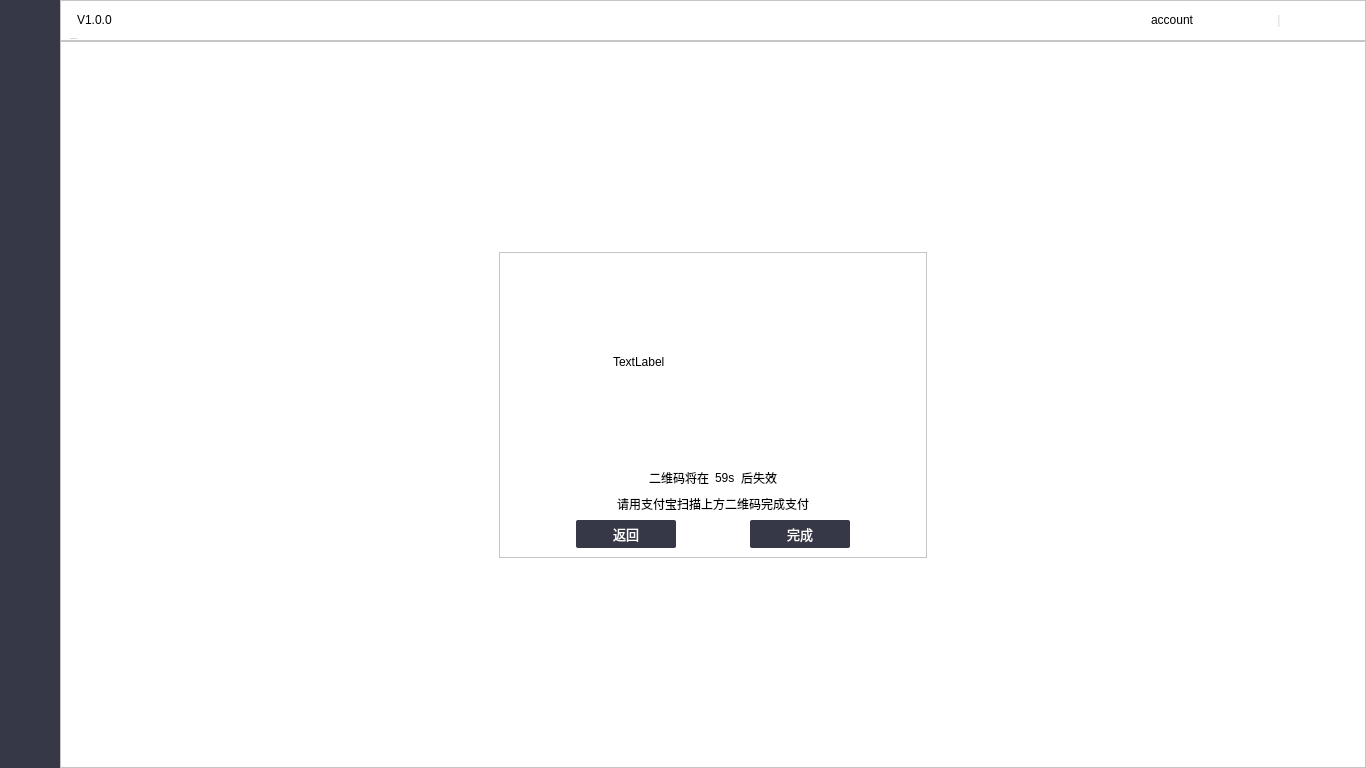
Above: mainwindow.ui from ZhouMei20220810/TEST before the change. Below: the same form after it.
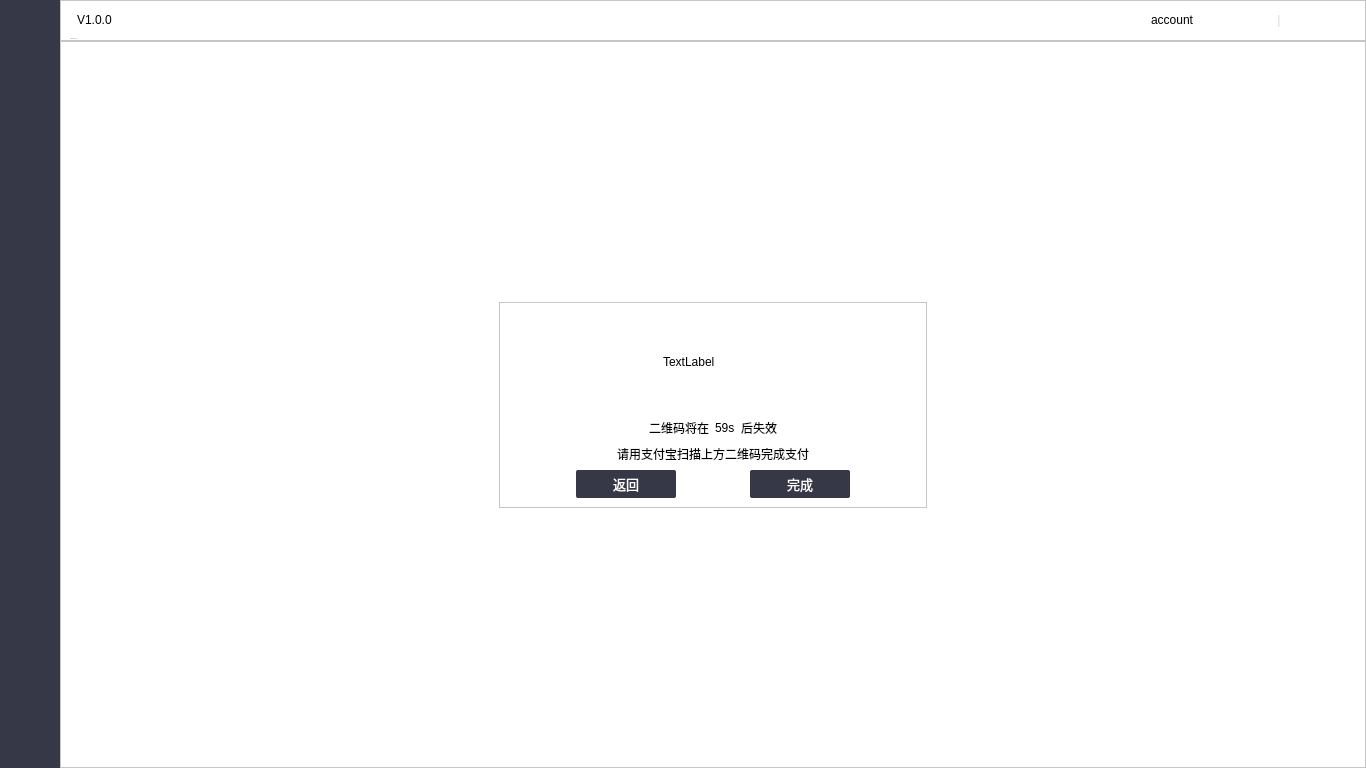
That is the form after the change. The open tabs and pages were chosen to show the change. Icons and pictures are not drawn.

Patch:
```diff
--- a/mainwindow.ui
+++ b/mainwindow.ui
@@ -3261,8 +3261,14 @@
                      <widget class="QLabel" name="labelQrCode">
                       <property name="minimumSize">
                        <size>
-                        <width>200</width>
-                        <height>200</height>
+                        <width>100</width>
+                        <height>100</height>
+                       </size>
+                      </property>
+                      <property name="maximumSize">
+                       <size>
+                        <width>100</width>
+                        <height>100</height>
                        </size>
                       </property>
                       <property name="text">
```
